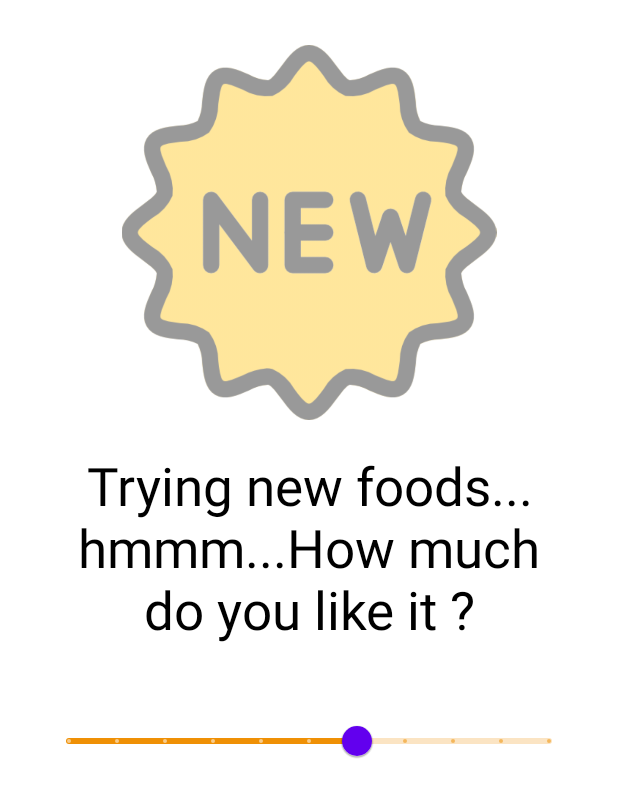
After one commit to hey-aayush/Ratatouille, an Android app: the fragment OnBoardingFragment6 shown on its own in the app's theme, on a phone screen of 412 x 824 dp. The commit adds this screen. Shown: the top 797 px of the screen. Run offline under Robolectric (Android 15) with nearby library versions, the phone set to English and light mode, and no system bars.

Commit message:
onboarding screen and user model updated

```diff
--- /dev/null
+++ b/app/src/main/java/com/example/ratatouille/Fragments/OnBoardingFragment6.java
@@ -0,0 +1,59 @@
+package com.example.ratatouille.Fragments;
+
+import android.os.Bundle;
+import android.util.Log;
+import android.view.LayoutInflater;
+import android.view.View;
+import android.view.ViewGroup;
+
+import androidx.annotation.NonNull;
+import androidx.annotation.Nullable;
+import androidx.fragment.app.Fragment;
+
+import com.example.ratatouille.Activity.Survey_Form;
+import com.example.ratatouille.R;
+import com.google.android.material.slider.Slider;
+
+//Fragment for Onboarding screen6
+
+public class OnBoardingFragment6 extends Fragment {
+
+    private Slider slider;
+
+    @Nullable
+    @Override
+    public View onCreateView(@NonNull LayoutInflater inflater, @Nullable ViewGroup container, @Nullable Bundle savedInstanceState) {
+        return inflater.inflate(
+                R.layout.onboarding_screen6,
+                container,
+                false
+        );
+    }
+
+    @Override
+    public void onViewCreated(@NonNull View view, @Nullable Bundle savedInstanceState) {
+        super.onViewCreated(view, savedInstanceState);
+
+        slider = (Slider)view.findViewById(R.id.slider3);
+
+        slider.addOnSliderTouchListener(new Slider.OnSliderTouchListener() {
+            @Override
+            public void onStartTrackingTouch(@NonNull Slider slider) {
+
+            }
+
+            @Override
+            public void onStopTrackingTouch(@NonNull Slider slider) {
+                float value = slider.getValue();
+
+                Log.d("slider 3 value = ", value+"");
+
+                //how much the user likes to try new dishes
+                Survey_Form.newfood = (int)value;
+
+            }
+        });
+
+    }
+
+}
--- /dev/null
+++ b/app/src/main/res/layout/onboarding_screen6.xml
@@ -0,0 +1,67 @@
+<?xml version="1.0" encoding="utf-8"?>
+<RelativeLayout xmlns:android="http://schemas.android.com/apk/res/android"
+    xmlns:app="http://schemas.android.com/apk/res-auto"
+    xmlns:tools="http://schemas.android.com/tools"
+    android:layout_width="match_parent"
+    android:layout_height="wrap_content"
+    android:padding="30dp"
+    android:id="@+id/slideLayout"
+    android:theme="@style/MyMaterialTheme"
+    >
+
+    <ImageView
+        android:id="@+id/newimg"
+        android:layout_width="wrap_content"
+        android:layout_height="250dp"
+        android:src="@drawable/try_new"
+        android:layout_marginTop="0dp"
+        android:alpha="0.4"
+        ></ImageView>
+
+    <LinearLayout
+        android:layout_below="@+id/newimg"
+        android:layout_width="match_parent"
+        android:layout_height="match_parent"
+        android:orientation="vertical"
+        >
+
+        <!--<TextView
+            android:id="@+id/heading"
+            android:layout_width="wrap_content"
+            android:layout_height="wrap_content"
+            android:layout_gravity="center"
+            android:gravity="center"
+            android:text="Question 4"
+            android:textColor="#6F28D5"
+            android:textSize="40sp" />-->
+
+        <TextView
+            android:id="@+id/question"
+            android:layout_width="match_parent"
+            android:layout_height="wrap_content"
+            android:layout_marginLeft="20dp"
+            android:layout_marginTop="20dp"
+            android:layout_marginRight="20dp"
+            android:gravity="center"
+            android:text="Trying new foods...hmmm...How much do you like it ?"
+            android:textColor="#000000"
+            android:textSize="35sp" />
+
+        <!-- Discrete slider -->
+        <com.google.android.material.slider.Slider
+            android:id="@+id/slider3"
+            android:layout_width="match_parent"
+            android:layout_height="wrap_content"
+            android:layout_marginTop="40dp"
+            android:value="6.0"
+            android:valueFrom="0.0"
+            android:valueTo="10.0"
+            app:labelBehavior="floating"
+            app:haloColor="@color/colorAccent"
+            app:thumbColor="@color/purple_500"
+            android:stepSize="1.0"  />
+
+    </LinearLayout>
+
+
+</RelativeLayout>
--- a/app/src/main/res/values/colors.xml
+++ b/app/src/main/res/values/colors.xml
@@ -13,6 +13,7 @@
     <color name="colorAccent">#EA8E05</color>
     <color name="transparentWhite">#cccccc</color>
     <color name="colorPrimary">#EF9005</color>
+    <color name="Orange">#E38802</color>
 
     <!-- for start activity background color  -->
     <color name="greyishBackground">#DDD0AF</color>
--- a/app/src/main/res/values/themes.xml
+++ b/app/src/main/res/values/themes.xml
@@ -20,4 +20,17 @@
         <item name="windowActionBar">false</item>
         <item name="windowNoTitle">true</item>
     </style>
+
+<!--    for onboarding screen4-->
+    <style name="MyMaterialTheme" parent="Theme.MaterialComponents.Light.NoActionBar">
+        <!-- Add attributes here -->
+        <item name="colorPrimary">@color/colorPrimary</item>
+        <item name="colorAccent">@color/colorAccent</item>
+        <item name="textAppearanceButton">@style/AppTextAppearance.Button</item>
+    </style>
+    <!--To fix rendering in preview -->
+    <style name="AppTextAppearance.Button" parent="TextAppearance.MaterialComponents.Button">
+        <item name="android:textAllCaps">true</item>
+    </style>
+
 </resources>
```
Also changed, not shown: app/src/main/java/com/example/ratatouille/Activity/SurveyAnswer.java (+18 -12 lines), app/src/main/java/com/example/ratatouille/Activity/Survey_Form.java (+43 -12 lines), app/src/main/java/com/example/ratatouille/Fragments/OnBoardingFragment0.java (added, +26 -0 lines), app/src/main/java/com/example/ratatouille/Fragments/OnBoardingFragment4.java (added, +58 -0 lines), app/src/main/java/com/example/ratatouille/Fragments/OnBoardingFragment5.java (added, +58 -0 lines), app/src/main/java/com/example/ratatouille/Fragments/OnBoardingFragment7.java (added, +59 -0 lines), app/src/main/java/com/example/ratatouille/Models/User.java (+73 -1 lines), app/src/main/res/layout/onboarding_screen0.xml (added, +35 -0 lines), app/src/main/res/layout/onboarding_screen4.xml (added, +65 -0 lines), app/src/main/res/layout/onboarding_screen5.xml (added, +65 -0 lines), app/src/main/res/layout/onboarding_screen7.xml (added, +67 -0 lines), app/src/main/res/drawable/cooking.png (added), app/src/main/res/drawable/french_fries.png (added), app/src/main/res/drawable/healthy.png (added), 2 more files.
